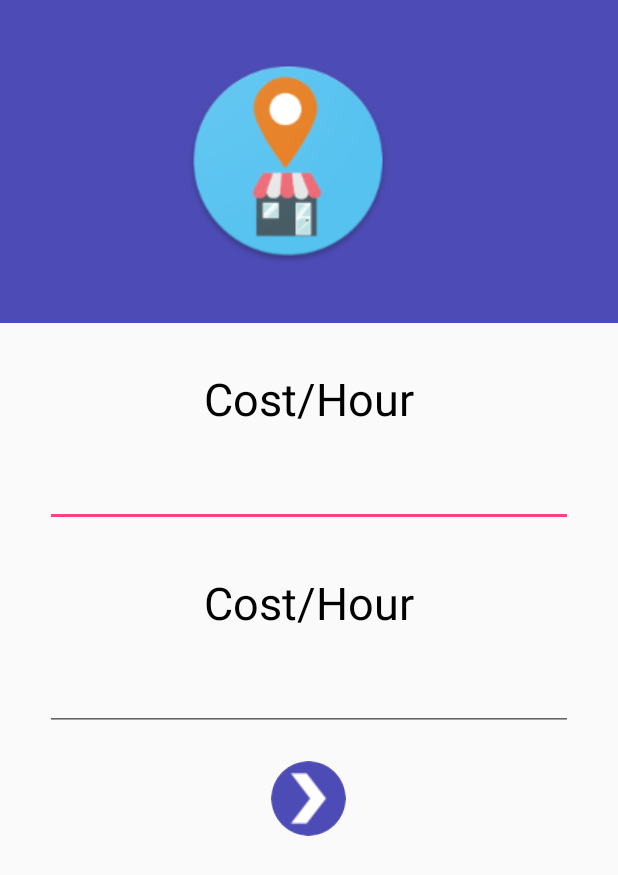
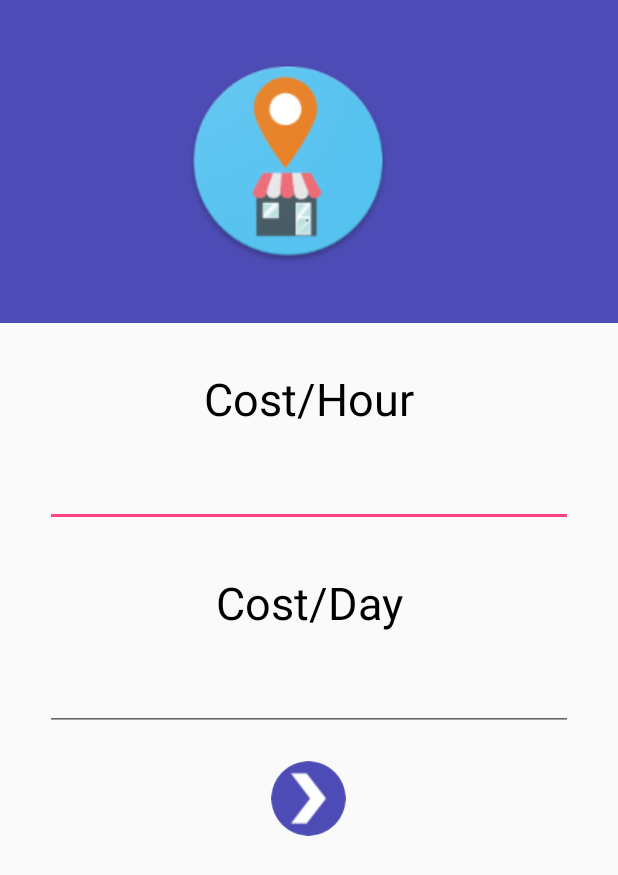
Before and after one commit to Ashutosh181094/DeliveringUrWay, an Android app: the RentalVendorDetails screen opened directly, with no data from a screen before it, on a phone screen of 412 x 824 dp. Shown: the top 875 px of the screen. Run offline under Robolectric (Android 15) with nearby library versions, the phone set to English and light mode, and no system bars; our stand-ins replace CircleImageView, Firebase (no records; nobody signed in at launch, a user with empty details on screens opened directly).

Commit message:
Contact Info

```diff
--- a/app/src/main/java/com/example/a1505197/deliveringurway/MainActivity.java
+++ b/app/src/main/java/com/example/a1505197/deliveringurway/MainActivity.java
@@ -275,7 +275,7 @@ public class MainActivity extends AppCompatActivity implements NavigationView.On
             finish();
         }
 
-        else if (user.getEmail().equals("")) {
+        else if (user!=null && user.getEmail().equals("")) {
                 Intent intent = new Intent(MainActivity.this, VendorData.class);
                 startActivity(intent);
                 finish();
--- a/app/src/main/java/com/example/a1505197/deliveringurway/RentalVendorDetails.java
+++ b/app/src/main/java/com/example/a1505197/deliveringurway/RentalVendorDetails.java
@@ -16,7 +16,7 @@ public class RentalVendorDetails extends AppCompatActivity {
 
     EditText perDayCost,perHourCost;
     CircleImageView Arrow;
-    String sperDayCost="",sperHourCost="";
+    String sperDayCost,sperHourCost;
     DatabaseReference Rentalvendordata;
 
 
@@ -26,12 +26,15 @@ public class RentalVendorDetails extends AppCompatActivity {
         setContentView(R.layout.activity_rental_vendor_details);
         perDayCost=findViewById(R.id.editPerDayCost);
         perHourCost=findViewById(R.id.editCostPerHour);
-        sperDayCost=perDayCost.getText().toString();
-        sperHourCost=perHourCost.getText().toString();
+
+
         Arrow=(CircleImageView) findViewById(R.id.arrow3);
         Arrow.setOnClickListener(new View.OnClickListener() {
             @Override
             public void onClick(View view) {
+                sperDayCost=perDayCost.getText().toString();
+                sperHourCost=perHourCost.getText().toString();
+                Toast.makeText(getApplicationContext(), ""+sperDayCost, Toast.LENGTH_SHORT).show();
 
                 Intent getintent=getIntent();
                 String nameOfB=getintent.getStringExtra("nameOfB");
--- a/app/src/main/java/com/example/a1505197/deliveringurway/UserSideRentalVendors.java
+++ b/app/src/main/java/com/example/a1505197/deliveringurway/UserSideRentalVendors.java
@@ -39,7 +39,7 @@ public class UserSideRentalVendors extends AppCompatActivity {
                     for (DataSnapshot dataSnapshot1 : dataSnapshot.getChildren())
                     {
                         RentalVendorObject vendorInformation = dataSnapshot1.getValue(RentalVendorObject.class);
-                        if(vendorInformation.typeofproduct.compareTo("Rentals")==0)
+                        if(vendorInformation.typeofproduct.compareTo("Rental")==0)
                         {
                             vendorInformations.add(vendorInformation);
                         }
--- a/app/src/main/res/layout/activity_rental_vendor_details.xml
+++ b/app/src/main/res/layout/activity_rental_vendor_details.xml
@@ -36,13 +36,12 @@
         android:layout_marginLeft="30dp"
         android:layout_marginRight="30dp"
         android:layout_marginTop="20dp"
-        android:ems="10"
-        android:inputType="textPersonName" />
+         />
     <TextView
         android:id="@+id/perDayCost"
         android:layout_width="match_parent"
         android:layout_height="wrap_content"
-        android:text="Cost/Hour"
+        android:text="Cost/Day"
         android:gravity="center"
         android:textSize="30dp"
         android:textColor="@color/Black"
@@ -56,8 +55,7 @@
         android:layout_marginLeft="30dp"
         android:layout_marginRight="30dp"
         android:layout_marginTop="20dp"
-        android:ems="10"
-        android:inputType="textPersonName" />
+         />
 
 
 
```
Also changed, not shown: app/src/main/res/layout/activity_user_side_rental_vendors.xml (+10 -5 lines).
